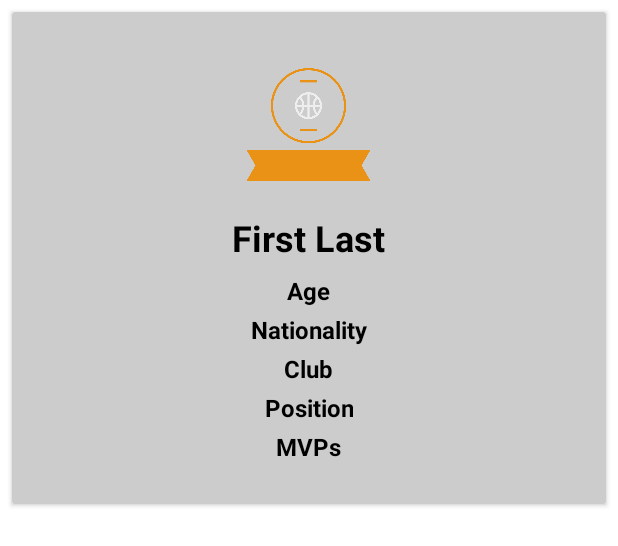
After one commit to BaliciMichael/mobile_app_dev_assignment_1, an Android app: the layout card_player.xml on its own in the app's theme, with its tools: preview values and no code run, on a phone screen of 412 x 824 dp. The commit adds this screen. Shown: the top 546 px of the screen. Run offline under Robolectric (Android 15) with nearby library versions, the phone set to English and light mode, and no system bars.

```diff
--- a/app/build.gradle
+++ b/app/build.gradle
@@ -1,6 +1,7 @@
 plugins {
     id 'com.android.application'
     id 'org.jetbrains.kotlin.android'
+    id 'kotlin-parcelize'
 }
 
 android {
--- a/app/src/main/java/ie/setu/assignment1/models/Player.kt
+++ b/app/src/main/java/ie/setu/assignment1/models/Player.kt
@@ -1,6 +1,10 @@
 package ie.setu.assignment1.models
+import android.os.Parcelable
+import kotlinx.parcelize.Parcelize
 
+@Parcelize
 data class Player(
+    var id: Long = 0,
     var name: String = "Empty String" ,
     var last: String= "Empty String" ,
     var age: Int = 0,
@@ -9,4 +13,4 @@ data class Player(
     var numOfMvp: Int = 0,
     var club: String = "Empty String" ,
     var position: String = "Empty String",
-)
+) : Parcelable
--- /dev/null
+++ b/app/src/main/java/ie/setu/assignment1/models/PlayerStore.kt
@@ -0,0 +1,6 @@
+package ie.setu.assignment1.models
+
+interface PlayerStore {
+    fun findAll(): List<Player>
+    fun create(player: Player)
+}
--- /dev/null
+++ b/app/src/main/res/drawable/circular_button.xml
@@ -0,0 +1,5 @@
+<?xml version="1.0" encoding="utf-8"?>
+<shape xmlns:android="http://schemas.android.com/apk/res/android"
+    android:shape="oval">
+    <solid android:color="#FFA05A" />
+</shape>
--- /dev/null
+++ b/app/src/main/res/layout/card_player.xml
@@ -0,0 +1,103 @@
+<?xml version="1.0" encoding="utf-8"?>
+<androidx.cardview.widget.CardView xmlns:android="http://schemas.android.com/apk/res/android"
+    xmlns:app="http://schemas.android.com/apk/res-auto"
+    xmlns:tools="http://schemas.android.com/tools"
+    android:layout_width="match_parent"
+    android:layout_height="wrap_content"
+    android:layout_margin="8dp"
+    android:elevation="4dp"
+    app:cardBackgroundColor="#CCCCCC">
+
+    <RelativeLayout
+        android:layout_width="match_parent"
+        android:layout_height="328dp"
+        android:padding="16dp">
+
+        <ImageView
+            android:id="@+id/player_image"
+            android:layout_width="114dp"
+            android:layout_height="118dp"
+            android:layout_centerHorizontal="true"
+            android:scaleType="centerCrop"
+            android:src="@drawable/basket" />
+
+        <TextView
+            android:id="@+id/player_name"
+            android:layout_width="wrap_content"
+            android:layout_height="wrap_content"
+            android:layout_below="@+id/player_image"
+            android:layout_centerHorizontal="true"
+            android:gravity="center|right"
+            android:textColor="@color/black"
+            android:textSize="24sp"
+            android:textStyle="bold"
+            tools:text="First Last" />
+
+        <TextView
+            android:id="@+id/player_age"
+            android:layout_width="wrap_content"
+            android:layout_height="wrap_content"
+            android:layout_below="@+id/player_name"
+            android:layout_centerHorizontal="true"
+            android:layout_marginTop="8dp"
+            android:gravity="center|right"
+            android:textStyle="bold"
+            android:textColor="@color/black"
+            android:textSize="16sp"
+            tools:text="Age" />
+
+        <TextView
+            android:id="@+id/player_nationality"
+            android:layout_width="wrap_content"
+            android:layout_height="wrap_content"
+            android:layout_below="@+id/player_age"
+            android:layout_centerHorizontal="true"
+            android:layout_marginTop="4dp"
+            android:gravity="center|right"
+            android:textStyle="bold"
+            android:textColor="@color/black"
+            android:textSize="16sp"
+            tools:text="Nationality" />
+
+        <TextView
+            android:id="@+id/player_club"
+            android:layout_width="wrap_content"
+            android:layout_height="wrap_content"
+            android:layout_below="@+id/player_nationality"
+            android:layout_centerHorizontal="true"
+            android:layout_marginTop="4dp"
+            android:textStyle="bold"
+            android:gravity="center|right"
+            android:textColor="@color/black"
+            android:textSize="16sp"
+            tools:text="Club" />
+
+        <TextView
+            android:id="@+id/player_position"
+            android:layout_width="wrap_content"
+            android:layout_height="wrap_content"
+            android:layout_below="@+id/player_club"
+            android:layout_centerHorizontal="true"
+            android:layout_marginTop="4dp"
+            android:textStyle="bold"
+            android:gravity="center|right"
+            android:textColor="@color/black"
+            android:textSize="16sp"
+            tools:text="Position" />
+
+        <TextView
+            android:id="@+id/numOfMVP"
+            android:layout_width="wrap_content"
+            android:layout_height="wrap_content"
+            android:layout_below="@+id/player_position"
+            android:layout_centerHorizontal="true"
+            android:textStyle="bold"
+            android:layout_marginTop="4dp"
+            android:fontFamily="sans-serif"
+            android:gravity="center|right"
+            android:textColor="@color/black"
+            android:textSize="16sp"
+            tools:text="MVPs" />
+
+    </RelativeLayout>
+</androidx.cardview.widget.CardView>
```
Also changed, not shown: app/src/main/java/ie/setu/assignment1/activities/AddPlayer.kt (+50 -17 lines), app/src/main/java/ie/setu/assignment1/activities/MainActivity.kt (+20 -32 lines), app/src/main/java/ie/setu/assignment1/adapters/PlayerAdapter.kt (added, +43 -0 lines), app/src/main/java/ie/setu/assignment1/adapters/PlayerListener.kt (added, +9 -0 lines), app/src/main/java/ie/setu/assignment1/main/MainApp.kt (added, +18 -0 lines), app/src/main/java/ie/setu/assignment1/models/PlayerMemStore.kt (added, +44 -0 lines), app/src/main/res/layout/spinner_layout.xml (added, +10 -0 lines), app/src/main/res/drawable/imgbin_basketball_sport_basketball_shooting_man_holding_basketball_graphic_eczsswfyyqufvajd2guaea7pr.png (added).
